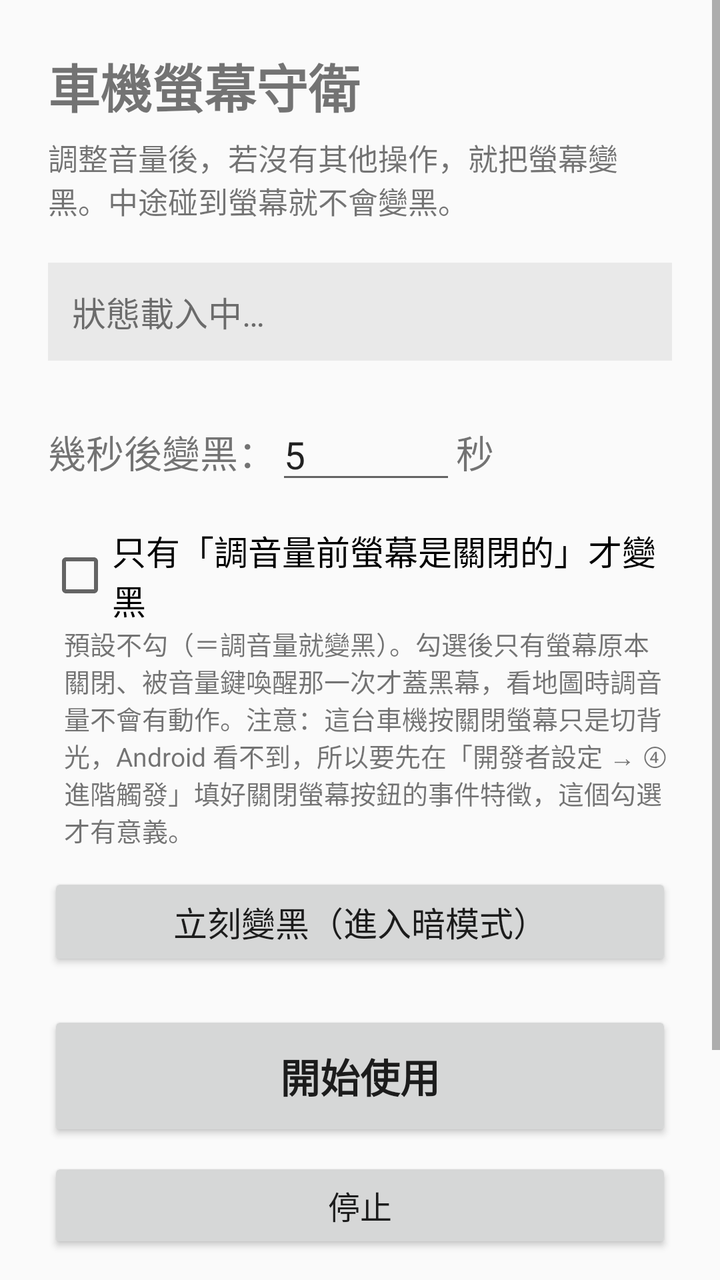
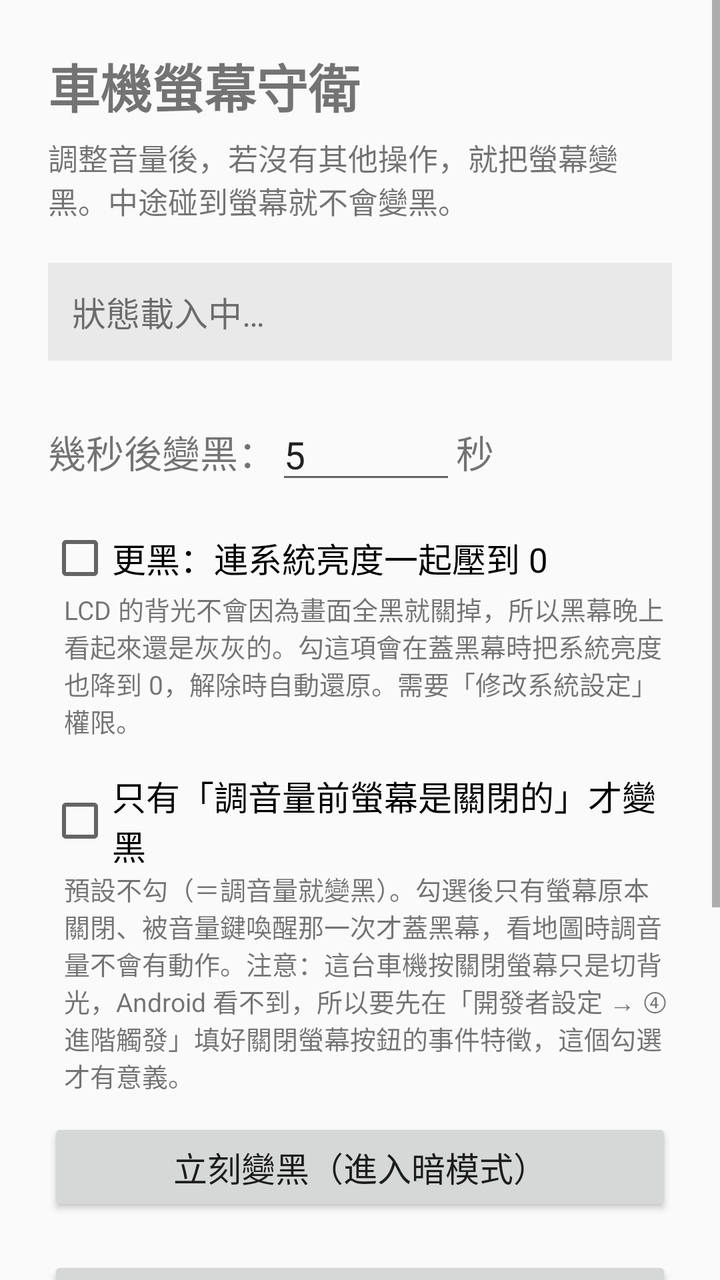

Compare the two renders of this Android layout. The source of the first and the diff that turns it into the second are given below.
<!-- AndroidManifest.xml: application theme Theme.ScreenGuard -->
<!-- res/layout/activity_simple.xml -->
<?xml version="1.0" encoding="utf-8"?>
<ScrollView xmlns:android="http://schemas.android.com/apk/res/android"
    android:layout_width="match_parent"
    android:layout_height="match_parent">

    <LinearLayout
        android:layout_width="match_parent"
        android:layout_height="wrap_content"
        android:orientation="vertical"
        android:padding="24dp">

        <TextView
            android:layout_width="wrap_content"
            android:layout_height="wrap_content"
            android:text="車機螢幕守衛"
            android:textSize="26sp"
            android:textStyle="bold" />

        <TextView
            android:layout_width="match_parent"
            android:layout_height="wrap_content"
            android:layout_marginTop="6dp"
            android:textSize="15sp"
            android:text="調整音量後，若沒有其他操作，就把螢幕變黑。中途碰到螢幕就不會變黑。" />

        <TextView
            android:id="@+id/statusSimple"
            android:layout_width="match_parent"
            android:layout_height="wrap_content"
            android:layout_marginTop="20dp"
            android:padding="12dp"
            android:background="#11000000"
            android:textSize="17sp"
            android:text="狀態載入中…" />

        <LinearLayout
            android:layout_width="match_parent"
            android:layout_height="wrap_content"
            android:layout_marginTop="24dp"
            android:gravity="center_vertical"
            android:orientation="horizontal">

            <TextView
                android:layout_width="wrap_content"
                android:layout_height="wrap_content"
                android:text="幾秒後變黑："
                android:textSize="19sp" />

            <EditText
                android:id="@+id/editSec"
                android:layout_width="90dp"
                android:layout_height="wrap_content"
                android:inputType="number"
                android:singleLine="true"
                android:textSize="19sp"
                android:text="5" />

            <TextView
                android:layout_width="wrap_content"
                android:layout_height="wrap_content"
                android:text="秒"
                android:textSize="19sp" />
        </LinearLayout>

        <CheckBox
            android:id="@+id/checkRequireOff"
            android:layout_width="match_parent"
            android:layout_height="wrap_content"
            android:layout_marginTop="16dp"
            android:text="只有「調音量前螢幕是關閉的」才變黑"
            android:textSize="17sp" />

        <TextView
            android:layout_width="match_parent"
            android:layout_height="wrap_content"
            android:layout_marginStart="8dp"
            android:textSize="13sp"
            android:text="預設不勾（＝調音量就變黑）。勾選後只有螢幕原本關閉、被音量鍵喚醒那一次才蓋黑幕，看地圖時調音量不會有動作。注意：這台車機按關閉螢幕只是切背光，Android 看不到，所以要先在「開發者設定 → ④ 進階觸發」填好關閉螢幕按鈕的事件特徵，這個勾選才有意義。" />

        <Button
            android:id="@+id/btnDarkNow"
            android:layout_width="match_parent"
            android:layout_height="wrap_content"
            android:layout_marginTop="12dp"
            android:padding="12dp"
            android:text="立刻變黑（進入暗模式）"
            android:textSize="17sp" />

        <Button
            android:id="@+id/btnStart"
            android:layout_width="match_parent"
            android:layout_height="wrap_content"
            android:layout_marginTop="20dp"
            android:padding="18dp"
            android:text="開始使用"
            android:textSize="20sp"
            android:textStyle="bold" />

        <Button
            android:id="@+id/btnStop"
            android:layout_width="match_parent"
            android:layout_height="wrap_content"
            android:layout_marginTop="8dp"
            android:padding="10dp"
            android:text="停止"
            android:textSize="16sp" />

        <TextView
            android:layout_width="match_parent"
            android:layout_height="wrap_content"
            android:layout_marginTop="20dp"
            android:textSize="13sp"
            android:text="開始使用後就可以關掉這個 App，它會在背景繼續運作。" />

        <Button
            android:id="@+id/btnDev"
            android:layout_width="wrap_content"
            android:layout_height="wrap_content"
            android:layout_marginTop="24dp"
            android:text="開發者設定"
            android:textSize="13sp" />

    </LinearLayout>
</ScrollView>
<!-- resources referenced by this layout -->
<resources>
  <style name="Theme.ScreenGuard" parent="@android:style/Theme.Material.Light.DarkActionBar" />
</resources>

<!-- the commit's change to res/layout/activity_simple.xml (unified diff, before → after) -->
@@ -63,6 +63,21 @@
         </LinearLayout>
 
         <CheckBox
+            android:id="@+id/checkDimSystem"
+            android:layout_width="match_parent"
+            android:layout_height="wrap_content"
+            android:layout_marginTop="16dp"
+            android:text="更黑：連系統亮度一起壓到 0"
+            android:textSize="17sp" />
+
+        <TextView
+            android:layout_width="match_parent"
+            android:layout_height="wrap_content"
+            android:layout_marginStart="8dp"
+            android:textSize="13sp"
+            android:text="LCD 的背光不會因為畫面全黑就關掉，所以黑幕晚上看起來還是灰灰的。勾這項會在蓋黑幕時把系統亮度也降到 0，解除時自動還原。需要「修改系統設定」權限。" />
+
+        <CheckBox
             android:id="@+id/checkRequireOff"
             android:layout_width="match_parent"
             android:layout_height="wrap_content"
